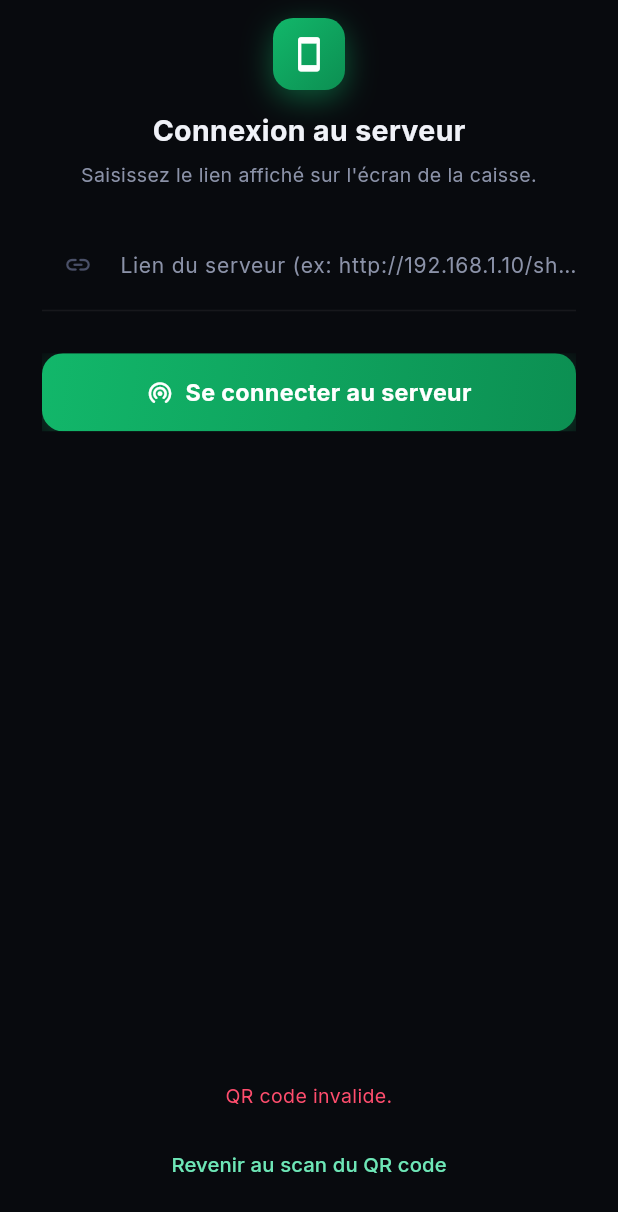
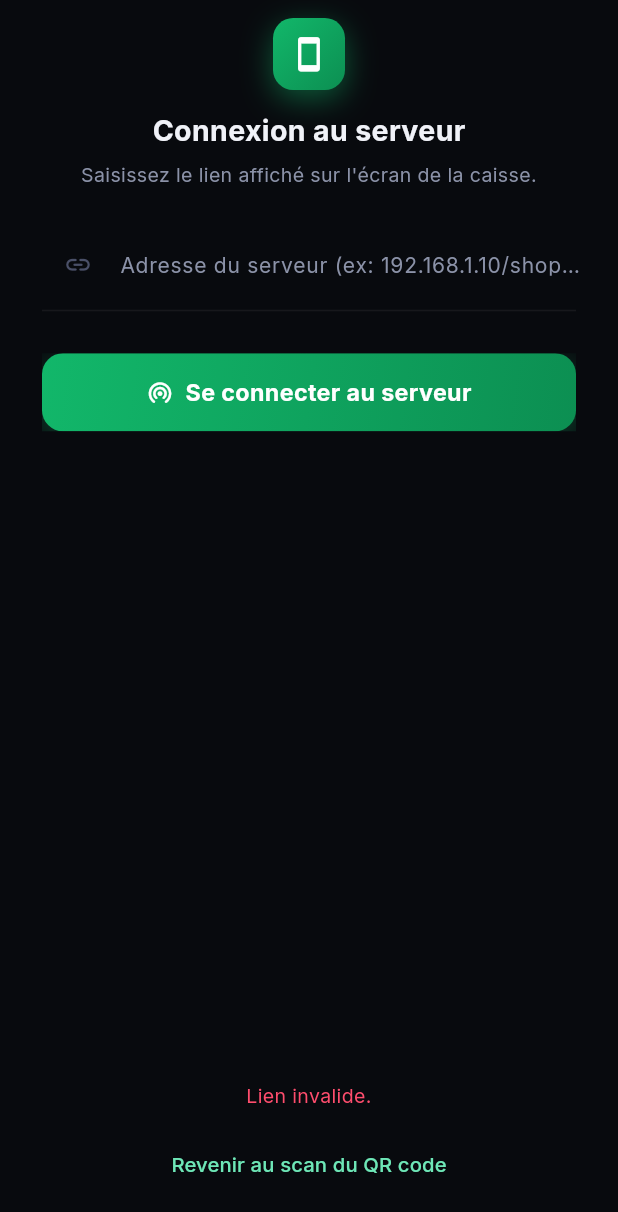
Before and after one commit to arnolet92/shopcell-app, a Flutter app: the screen it shows after launch, after a tap on "Saisir le lien manuellement", after a tap on "Se connecter au serveur", on a phone screen of 412 x 824 dp. Shown: the top 1212 px of the screen. Run offline on Flutter 3.47's test engine with Material 3 defaults, Android fonts, the phone set to English and light mode, and no system bars; our stand-ins replace google_fonts, image_picker, pdf, permission_handler, printing, qr_flutter and 1 more; missing offline and left inert: esc_pos_utils_plus, print_bluetooth_thermal, qr_code_scanner_plus; accounts and stored records are empty.

Commit message:
Connexion serveur souple : accepte IP/lien nu et HTTPS par IP brute
Le scan QR et la saisie manuelle du lien serveur acceptent désormais
une adresse sans protocole (ex: 91.234.194.155/shopcell) en essayant
https puis http automatiquement, et tolèrent un certificat HTTPS ne
correspondant pas à l'hôte (cas d'un accès par IP brute à un serveur
dont le certificat est délivré pour un nom de domaine) — restreint au
seul serveur que l'utilisateur configure lui-même.

Co-Authored-By: Claude Sonnet 5 <noreply@anthropic.com>

```diff
--- a/lib/core/api_client.dart
+++ b/lib/core/api_client.dart
@@ -28,14 +28,32 @@ class ApiClient {
 
   String? _baseUrl;
 
+  /// Hôtes auxquels on autorise un certificat HTTPS invalide/non
+  /// correspondant (voir `ShopCellHttpOverrides`) : le serveur actuellement
+  /// mémorisé, plus tout hôte en cours de test via `overrideBaseUrl` lors
+  /// d'un jumelage (`ServerService.pairWithLink`) — jamais un hôte que
+  /// l'utilisateur n'a pas lui-même saisi ou scanné.
+  final Set<String> _trustedHosts = {};
+
+  bool isTrustedHost(String? host) => host != null && _trustedHosts.contains(host);
+
+  void _rememberTrustedHost(String url) {
+    final host = Uri.tryParse(url)?.host;
+    if (host != null && host.isNotEmpty) _trustedHosts.add(host);
+  }
+
   Future<String?> get baseUrl async {
-    _baseUrl ??= await LocalDb.instance.getConfig(LocalDb.keyServerUrl);
+    if (_baseUrl == null) {
+      _baseUrl = await LocalDb.instance.getConfig(LocalDb.keyServerUrl);
+      if (_baseUrl != null) _rememberTrustedHost(_baseUrl!);
+    }
     return _baseUrl;
   }
 
   Future<void> setBaseUrl(String url) async {
     final cleaned = url.trim().replaceAll(RegExp(r'/+$'), '');
     _baseUrl = cleaned;
+    _rememberTrustedHost(cleaned);
     await LocalDb.instance.setConfig(LocalDb.keyServerUrl, cleaned);
   }
 
@@ -58,6 +76,7 @@ class ApiClient {
     if (base == null) {
       throw ApiException('Aucun serveur configuré. Veuillez scanner le QR code.');
     }
+    if (overrideBaseUrl != null) _rememberTrustedHost(overrideBaseUrl);
     final uri = _uri(base, 'Mob/$path');
     try {
       final response = await http.post(uri, body: fields ?? const {}).timeout(timeout);
@@ -109,6 +128,7 @@ class ApiClient {
     if (base == null) {
       throw ApiException('Aucun serveur configuré. Veuillez scanner le QR code.');
     }
+    if (overrideBaseUrl != null) _rememberTrustedHost(overrideBaseUrl);
     final uri = _uri(base, 'Mob/$path').replace(queryParameters: query);
     try {
       final response = await http.get(uri).timeout(timeout);
--- a/lib/main.dart
+++ b/lib/main.dart
@@ -1,9 +1,13 @@
+import 'dart:io';
+
 import 'package:flutter/material.dart';
 
+import 'core/http_overrides.dart';
 import 'core/theme.dart';
 import 'screens/splash/splash_screen.dart';
 
 void main() {
+  HttpOverrides.global = ShopCellHttpOverrides();
   runApp(const ShopCellApp());
 }
 
--- a/lib/screens/pairing/qr_scan_screen.dart
+++ b/lib/screens/pairing/qr_scan_screen.dart
@@ -188,7 +188,7 @@ class _QrScanScreenState extends State<QrScanScreen> {
         mainAxisSize: MainAxisSize.min,
         children: [
           InlineField(
-            label: 'Lien du serveur (ex: http://192.168.1.10/shopcell)',
+            label: 'Adresse du serveur (ex: 192.168.1.10/shopcell ou https://91.234.194.155/shopcell)',
             controller: _manualLinkController,
             prefixIcon: Icons.link_rounded,
             keyboardType: TextInputType.url,
--- a/lib/services/server_service.dart
+++ b/lib/services/server_service.dart
@@ -27,13 +27,45 @@ class ServerService {
     return link;
   }
 
+  /// Lien(s) à essayer, dans l'ordre. Si l'utilisateur (ou le QR code) a
+  /// précisé un protocole (`http://`/`https://`), on ne tente que celui-là —
+  /// son choix est respecté tel quel. Sinon (IP ou nom d'hôte saisi nu, ex:
+  /// `91.234.194.155/shopcell`), on essaie `https` en premier — le cas le
+  /// plus courant pour un serveur exposé sur Internet — puis on se replie sur
+  /// `http` (réseau local type WAMP, qui ne sert en général pas de TLS) :
+  /// l'utilisateur n'a pas à se soucier du protocole exact.
+  List<String> _candidates(String link) {
+    if (RegExp(r'^https?://', caseSensitive: false).hasMatch(link)) {
+      return [link];
+    }
+    return ['https://$link', 'http://$link'];
+  }
+
   /// Valide le lien en interrogeant `Mob/checkQR` et, si la réponse est
-  /// cohérente, le persiste dans la base locale (sqflite).
+  /// cohérente, le persiste dans la base locale (sqflite). Accepte aussi
+  /// bien un lien complet (`https://91.234.194.155/shopcell/`) qu'une
+  /// adresse nue (`91.234.194.155/shopcell`) — voir `_candidates()`.
   Future<ServerPairingResult> pairWithLink(String scannedContent) async {
     final root = extractRootLink(scannedContent);
-    if (root.isEmpty || !root.startsWith('http')) {
-      return ServerPairingResult(success: false, message: 'QR code invalide.');
+    if (root.isEmpty) {
+      return ServerPairingResult(success: false, message: 'Lien invalide.');
     }
+
+    final candidates = _candidates(root);
+    ServerPairingResult result = ServerPairingResult(success: false, message: 'Connexion au serveur impossible.');
+    for (var i = 0; i < candidates.length; i++) {
+      result = await _attempt(candidates[i]);
+      if (result.success) return result;
+      // Un échec réseau (mauvais protocole/port, hôte injoignable) justifie
+      // d'essayer le candidat suivant ; une réponse du serveur qui n'est
+      // simplement pas ShopCell est une vraie erreur, inutile d'insister.
+      final isLast = i == candidates.length - 1;
+      if (!result.isNetworkError || isLast) return result;
+    }
+    return result;
+  }
+
+  Future<ServerPairingResult> _attempt(String root) async {
     try {
       final data = await ApiClient.instance.get(
         'checkQR',
@@ -47,9 +79,9 @@ class ServerService {
       }
       return ServerPairingResult(success: false, message: "Ce lien ne correspond pas à un serveur ShopCell.");
     } on ApiException catch (e) {
-      return ServerPairingResult(success: false, message: e.message);
+      return ServerPairingResult(success: false, message: e.message, isNetworkError: true);
     } catch (_) {
-      return ServerPairingResult(success: false, message: 'Connexion au serveur impossible.');
+      return ServerPairingResult(success: false, message: 'Connexion au serveur impossible.', isNetworkError: true);
     }
   }
 
@@ -57,8 +89,12 @@ class ServerService {
 }
 
 class ServerPairingResult {
-  ServerPairingResult({required this.success, this.message, this.boutique});
+  ServerPairingResult({required this.success, this.message, this.boutique, this.isNetworkError = false});
   final bool success;
   final String? message;
   final String? boutique;
+  /// Échec réseau (mauvais protocole/port, hôte injoignable) plutôt qu'une
+  /// vraie réponse du serveur — justifie de retenter avec un autre protocole
+  /// dans `ServerService.pairWithLink()`.
+  final bool isNetworkError;
 }
--- a/pubspec.yaml
+++ b/pubspec.yaml
@@ -1,7 +1,7 @@
 name: shopcell
 description: "ShopCell — Gestion de boutique premium"
 publish_to: 'none'
-version: 1.16.1+53
+version: 1.17.0+54
 
 environment:
   sdk: ^3.12.1
```
Also changed, not shown: lib/core/http_overrides.dart (added, +22 -0 lines).
